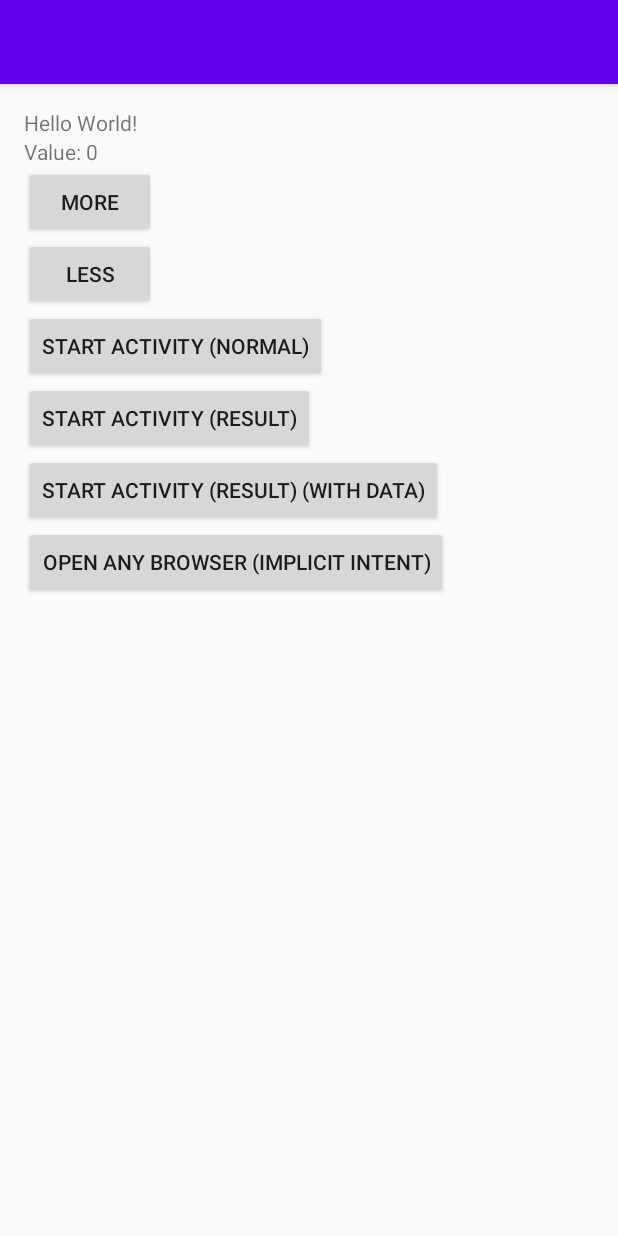
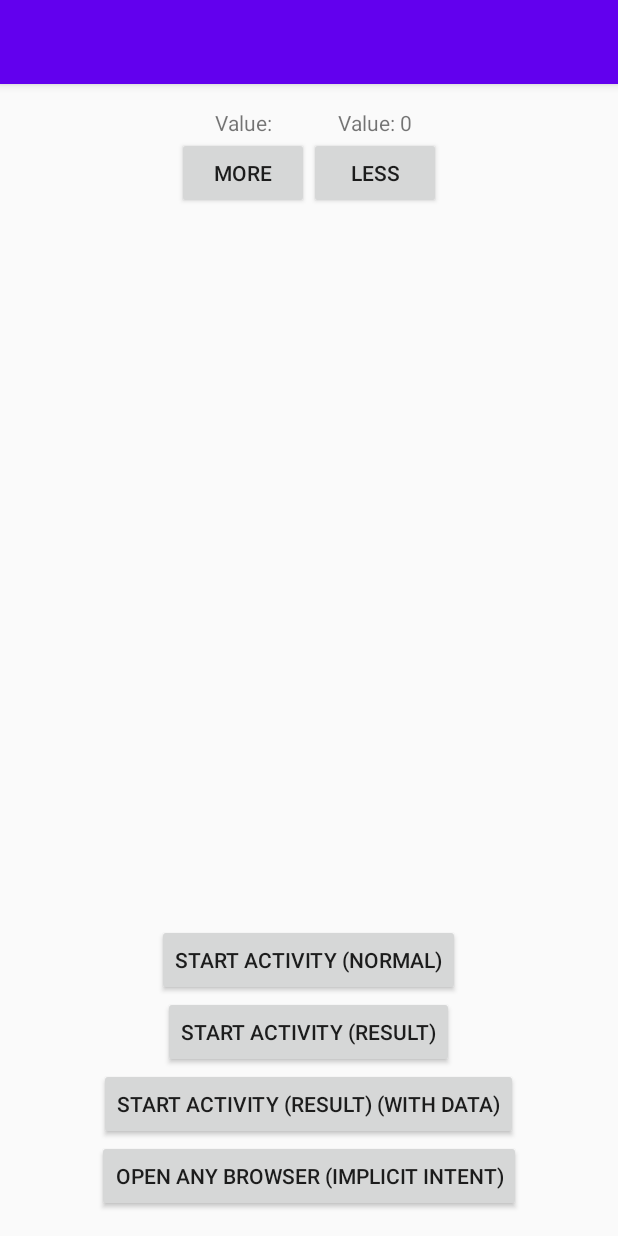
Before and after one commit to inlacou/Formacion, an Android app: the screen it shows after launch (MainActivity), on a phone screen of 412 x 824 dp. Run offline under Robolectric (Android 15) with nearby library versions, the phone set to English and light mode, and no system bars; our stand-ins replace Timber; 3 statements that could not run were skipped.

Commit message:
RelativeLayout and GridLayout

```diff
--- a/app/src/main/res/layout/activity_main.xml
+++ b/app/src/main/res/layout/activity_main.xml
@@ -1,5 +1,5 @@
 <?xml version="1.0" encoding="utf-8"?>
-<LinearLayout xmlns:android="http://schemas.android.com/apk/res/android"
+<RelativeLayout xmlns:android="http://schemas.android.com/apk/res/android"
 	xmlns:app="http://schemas.android.com/apk/res-auto"
 	xmlns:tools="http://schemas.android.com/tools"
 	android:layout_width="match_parent"
@@ -8,45 +8,63 @@
 	android:padding="@dimen/general"
 	tools:context=".main.MainActivity">
 
+	<GridLayout
+		android:layout_width="wrap_content"
+		android:layout_height="wrap_content"
+		android:layout_centerHorizontal="true"
+		android:columnCount="2">
 		<TextView
 			android:layout_width="wrap_content"
 			android:layout_height="wrap_content"
-		android:text="Hello World!"/>
+			android:layout_gravity="center"
+			android:text="@string/Value_two_points"/>
 		<TextView
 			android:id="@+id/tv_value"
 			android:layout_width="wrap_content"
 			android:layout_height="wrap_content"
-		android:text="Value: 0"/>
+			android:layout_gravity="center"
+			android:text="0"/>
 		<Button
 			android:id="@+id/bt_more"
 			android:layout_width="wrap_content"
 			android:layout_height="wrap_content"
+			android:layout_gravity="center"
 			android:text="@string/More"/>
 		<Button
 			android:id="@+id/bt_less"
 			android:layout_width="wrap_content"
 			android:layout_height="wrap_content"
+			android:layout_gravity="center"
 			android:text="@string/Less"/>
+	</GridLayout>
 
 	<Button
 		android:id="@+id/bt_start_activity_normal"
 		android:layout_width="wrap_content"
 		android:layout_height="wrap_content"
+		android:layout_centerHorizontal="true"
+		android:layout_above="@+id/bt_start_activity_result"
 		android:text="@string/Start_activity_normal"/>
 	<Button
 		android:id="@+id/bt_start_activity_result"
 		android:layout_width="wrap_content"
 		android:layout_height="wrap_content"
+		android:layout_centerHorizontal="true"
+		android:layout_above="@+id/bt_start_activity_result_with_data"
 		android:text="@string/Start_activity_result"/>
 	<Button
 		android:id="@+id/bt_start_activity_result_with_data"
 		android:layout_width="wrap_content"
 		android:layout_height="wrap_content"
+		android:layout_centerHorizontal="true"
+		android:layout_above="@+id/bt_start_browser"
 		android:text="@string/Start_activity_result_with_data"/>
 	<Button
 		android:id="@+id/bt_start_browser"
 		android:layout_width="wrap_content"
 		android:layout_height="wrap_content"
+		android:layout_centerHorizontal="true"
+		android:layout_alignParentBottom="true"
 		android:text="@string/Open_any_browser_implicit_intent"/>
 
-</LinearLayout>
+</RelativeLayout>
--- a/app/src/main/res/values/strings.xml
+++ b/app/src/main/res/values/strings.xml
@@ -6,4 +6,5 @@
 	<string name="Start_activity_result_with_data">Start activity (result) (with data)</string>
 	<string name="End">End</string>
 	<string name="Open_any_browser_implicit_intent">Open any browser (implicit intent)</string>
+	<string name="Value_two_points">Value:</string>
 </resources>
```
Lines whose indentation alone changed are shown as unchanged.
